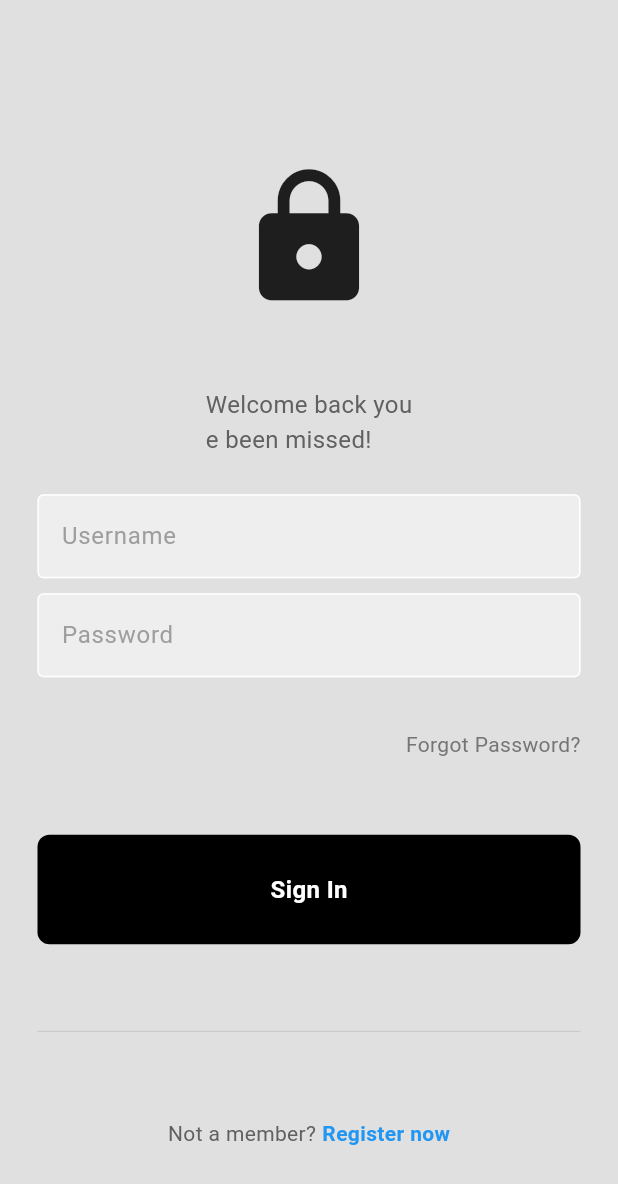
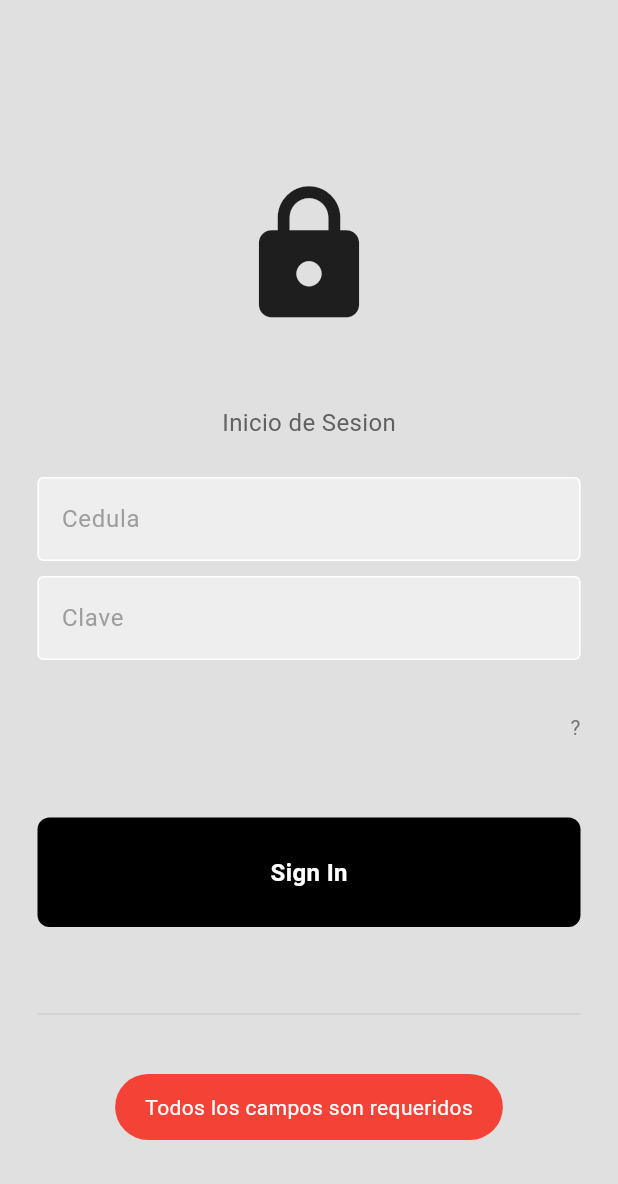
Before and after one commit to theboxPE/defensa_civil, a Flutter app: the screen it shows after launch, after a tap on "Sign In", on a phone screen of 412 x 824 dp. Shown: the top 1184 px of the screen. Run offline on Flutter 3.47's test engine with Material 3 defaults, Android fonts, the phone set to English and light mode, and no system bars; our stand-ins replace fluttertoast, shared_preferences.

Commit message:
login listo o eso creo

```diff
--- a/lib/login.dart
+++ b/lib/login.dart
@@ -1,6 +1,10 @@
+import 'dart:convert';
 import 'package:defensa_civil/components/my_button.dart';
 import 'package:defensa_civil/components/textfield.dart';
 import 'package:flutter/material.dart';
+import 'package:fluttertoast/fluttertoast.dart';
+import 'package:shared_preferences/shared_preferences.dart';
+import 'package:http/http.dart' as http;
 
 class LoginPage extends StatelessWidget {
   LoginPage({super.key});
@@ -11,8 +15,44 @@ class LoginPage extends StatelessWidget {
   final passwordController = TextEditingController();
 
   // sign user in method
-  void signUserIn() {
+  void signUserIn() async {
+    String cedula = usernameController.text;
+    String clave = passwordController.text;
 
+    if(cedula.isEmpty || clave.isEmpty) {
+        Fluttertoast.showToast(
+        msg: 'Todos los campos son requeridos',
+        toastLength: Toast.LENGTH_SHORT,
+        gravity: ToastGravity.BOTTOM,
+        backgroundColor: Colors.red,
+        textColor: Colors.white
+      );
+
+    } else {
+      final uri = Uri.parse('https://adamix.net/defensa_civil/def/iniciar_sesion.php');
+      final response = await http.post(uri, body: {
+        'cedula': cedula,
+        'clave': clave,
+      });
+
+      final responseData = json.decode(response.body);
+
+      if(responseData['exito']) {
+        SharedPreferences pref = await SharedPreferences.getInstance();
+        await pref.setString('defensaUser', json.encode(responseData['usuario']));
+
+        Navigator.pushReplacementNamed(context, '/noticias');
+
+      } else {
+        Fluttertoast.showToast(
+          msg: responseData['mensaje'],
+          toastLength: Toast.LENGTH_SHORT,
+          gravity: ToastGravity.BOTTOM,
+          backgroundColor: Colors.red,
+          textColor: Colors.white,
+        );
+      }
+    }
   }
 
   @override
@@ -36,7 +76,7 @@ class LoginPage extends StatelessWidget {
 
               //welcome back, you ve been missed!
               Text(
-                'Welcome back you\ve been missed!',
+                'Inicio de Sesion',
                 style: TextStyle(
                   color: Colors.grey[700],
                   fontSize: 16,
@@ -50,7 +90,7 @@ class LoginPage extends StatelessWidget {
               // username textfield
               MytextField(
                 controller: usernameController,
-                hintText: 'Username',
+                hintText: 'Cedula',
                 obscureText: true,
               ),
 
@@ -59,7 +99,7 @@ class LoginPage extends StatelessWidget {
               // password textfield
               MytextField(
                 controller: passwordController,
-                hintText: 'Password',
+                hintText: 'Clave',
                 obscureText: false,
               ),
 
@@ -73,7 +113,7 @@ class LoginPage extends StatelessWidget {
                   mainAxisAlignment: MainAxisAlignment.end,
                   children: [
                     Text(
-                      'Forgot Password?',
+                      '?',
                       style: TextStyle(color: Colors.grey[600]),
                     ),
                   ],
@@ -114,14 +154,14 @@ class LoginPage extends StatelessWidget {
                 mainAxisAlignment: MainAxisAlignment.center,
                 children: [
                   Text(
-                    'Not a member?',
+                    'No esta Registrado?',
                     style: TextStyle(
                       color: Colors.grey[700],
                     ),
                   ),
                   const SizedBox(width: 4),
                   const Text(
-                    'Register now',
+                    'Registrar ahora',
                     style: TextStyle(
                       color: Colors.blue, fontWeight: FontWeight.bold,
                     ),
--- a/pubspec.yaml
+++ b/pubspec.yaml
@@ -36,6 +36,8 @@ dependencies:
   # Use with the CupertinoIcons class for iOS style icons.
   cupertino_icons: ^1.0.6
   http: ^1.2.1
+  fluttertoast: ^8.2.4
+  shared_preferences: ^2.2.3
 
 dev_dependencies:
   flutter_test:
```
Also changed, not shown: lib/noticias.dart (+106 -51 lines), pubspec.lock, 1 other file.
